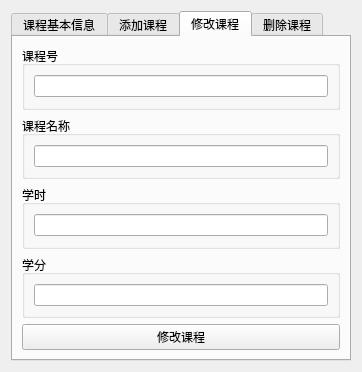
MrEdge123/homework, file Database/DBDS/courseui.ui: the form before one commit.
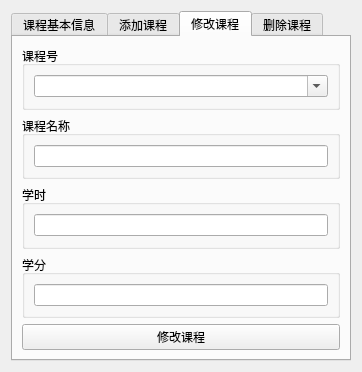
The form after the commit. The open tabs and pages were chosen to show the change.

The edit to the form file:
```diff
--- a/Database/DBDS/courseui.ui
+++ b/Database/DBDS/courseui.ui
@@ -203,8 +203,8 @@
          </property>
          <layout class="QVBoxLayout" name="verticalLayout_11">
           <item>
-           <widget class="QLineEdit" name="t3_no_lineEdit">
-            <property name="readOnly">
+           <widget class="QComboBox" name="t3_no_comboBox">
+            <property name="editable">
              <bool>true</bool>
             </property>
            </widget>
```
Left out of the diff: 22 changed lines with no effect on the pictures.
